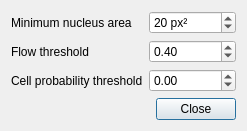
First picture: the form in exhale/resources/ui/segmentation_options_dialog.ui, repository ctroein/exhale, before the edit.
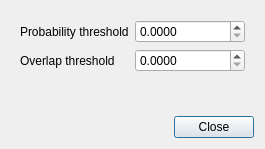
Second picture: the form after the edit.

What changed in the file:
```diff
--- a/exhale/resources/ui/segmentation_options_dialog.ui
+++ b/exhale/resources/ui/segmentation_options_dialog.ui
@@ -7,6 +7,58 @@
   </property>
   <layout class="QVBoxLayout" name="verticalLayout">
    <item>
+    <widget class="QStackedWidget" name="methodOptionsStack">
+     <widget class="QWidget" name="stardistPage">
+      <layout class="QFormLayout" name="stardistPageLayout">
+       <item row="0" column="0">
+        <widget class="QLabel" name="probThresholdLabel">
+         <property name="text">
+          <string>Probability threshold</string>
+         </property>
+        </widget>
+       </item>
+       <item row="0" column="1">
+        <widget class="QDoubleSpinBox" name="probThreshold">
+         <property name="decimals">
+          <number>4</number>
+         </property>
+         <property name="minimum">
+          <double>0</double>
+         </property>
+         <property name="maximum">
+          <double>1</double>
+         </property>
+         <property name="singleStep">
+          <double>0.05</double>
+         </property>
+        </widget>
+       </item>
+       <item row="1" column="0">
+        <widget class="QLabel" name="nmsThresholdLabel">
+         <property name="text">
+          <string>Overlap threshold</string>
+         </property>
+        </widget>
+       </item>
+       <item row="1" column="1">
+        <widget class="QDoubleSpinBox" name="nmsThreshold">
+         <property name="decimals">
+          <number>4</number>
+         </property>
+         <property name="minimum">
+          <double>0</double>
+         </property>
+         <property name="maximum">
+          <double>1</double>
+         </property>
+         <property name="singleStep">
+          <double>0.05</double>
+         </property>
+        </widget>
+       </item>
+      </layout>
+     </widget>
+     <widget class="QWidget" name="cellposePage">
     <layout class="QFormLayout" name="cellposePageLayout">
      <item row="0" column="0">
       <widget class="QLabel" name="cellposeMinSizeLabel">
@@ -78,6 +130,8 @@
       </widget>
      </item>
     </layout>
+     </widget>
+    </widget>
    </item>
    <item>
     <widget class="QDialogButtonBox" name="buttonBox">
```
Lines whose indentation alone changed are shown as unchanged.
